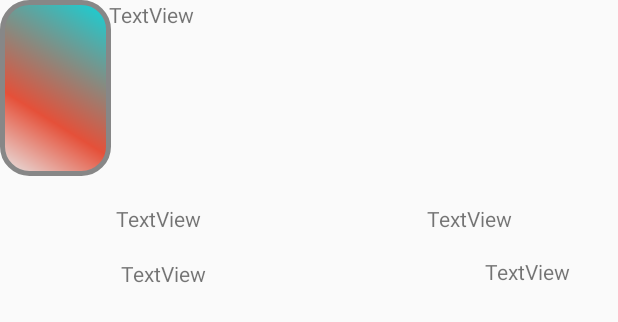
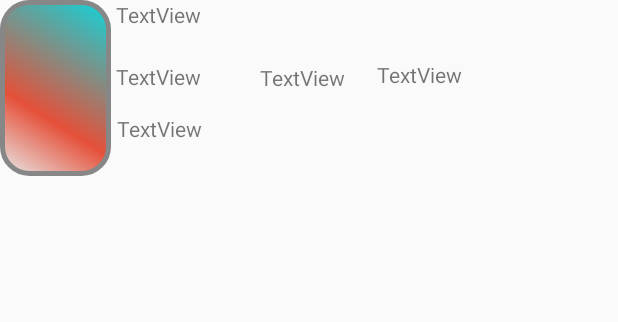
Before and after one commit to istmaghal/WGapplication, an Android app: the layout customlayout.xml on its own in the app's theme, with its tools: preview values and no code run, on a phone screen of 412 x 824 dp. Shown: the top 322 px of the screen. Run offline under Robolectric (Android 15) with nearby library versions, the phone set to English and light mode, and no system bars.

Commit message:
item layouts

```diff
--- a/app/src/main/res/layout/customlayout.xml
+++ b/app/src/main/res/layout/customlayout.xml
@@ -4,61 +4,86 @@
     xmlns:tools="http://schemas.android.com/tools"
     android:orientation="vertical"
     android:layout_width="match_parent"
-    android:layout_height="match_parent">
+    android:layout_height="120dp">
 
     <TextView
         android:id="@+id/custEventOrt"
-        android:layout_width="169dp"
-        android:layout_height="30dp"
+        android:layout_width="154dp"
+        android:layout_height="31dp"
+
+        android:layout_alignStart="@+id/imageView3"
+        android:layout_alignParentTop="true"
         android:layout_alignParentEnd="true"
         android:layout_alignParentBottom="true"
-        android:layout_marginEnd="165dp"
-        android:layout_marginBottom="658dp"
+        android:layout_marginStart="251dp"
+        android:layout_marginTop="40dp"
+        android:layout_marginEnd="5dp"
+        android:layout_marginBottom="49dp"
         android:text="TextView" />
 
     <ImageView
         android:id="@+id/imageView3"
         android:layout_width="74dp"
         android:layout_height="117dp"
+        android:layout_alignParentStart="true"
+        android:layout_marginStart="0dp"
         app:srcCompat="@drawable/button_shape" />
 
     <TextView
         android:id="@+id/custEventName"
         android:layout_width="333dp"
         android:layout_height="39dp"
+        android:layout_alignBottom="@+id/custEventBeschr"
+        android:layout_alignParentStart="true"
+        android:layout_alignParentTop="true"
         android:layout_alignParentEnd="true"
-        android:layout_marginEnd="6dp"
+        android:layout_marginStart="77dp"
+        android:layout_marginTop="0dp"
+        android:layout_marginEnd="2dp"
+        android:layout_marginBottom="79dp"
         android:layout_toStartOf="@+id/custEventDatum"
         android:text="TextView" />
 
     <TextView
         android:id="@+id/custEventDatum"
-        android:layout_width="122dp"
-        android:layout_height="32dp"
+        android:layout_width="91dp"
+        android:layout_height="29dp"
+        android:layout_alignStart="@+id/imageView3"
+        android:layout_alignParentTop="true"
         android:layout_alignParentEnd="true"
         android:layout_alignParentBottom="true"
-        android:layout_marginEnd="5dp"
-        android:layout_marginBottom="656dp"
+        android:layout_marginStart="77dp"
+        android:layout_marginTop="41dp"
+        android:layout_marginEnd="243dp"
+        android:layout_marginBottom="50dp"
         android:text="TextView" />
 
     <TextView
         android:id="@+id/custEventUhr"
-        android:layout_width="83dp"
-        android:layout_height="29dp"
+        android:layout_width="72dp"
+        android:layout_height="30dp"
+
+        android:layout_alignParentStart="true"
         android:layout_alignParentEnd="true"
         android:layout_alignParentBottom="true"
-        android:layout_marginEnd="5dp"
-        android:layout_marginBottom="623dp"
+        android:layout_marginStart="173dp"
+        android:layout_marginEnd="164dp"
+        android:layout_marginBottom="48dp"
         android:text="TextView" />
 
     <TextView
         android:id="@+id/custEventBeschr"
-        android:layout_width="231dp"
-        android:layout_height="31dp"
+        android:layout_width="327dp"
+        android:layout_height="42dp"
+
+        android:layout_alignParentStart="true"
+        android:layout_alignParentTop="true"
         android:layout_alignParentEnd="true"
         android:layout_alignParentBottom="true"
-        android:layout_marginEnd="100dp"
-        android:layout_marginBottom="620dp"
+        android:layout_marginStart="78dp"
+        android:layout_marginTop="76dp"
+        android:layout_marginEnd="7dp"
+        android:layout_marginBottom="2dp"
         android:text="TextView" />
 
 
```
